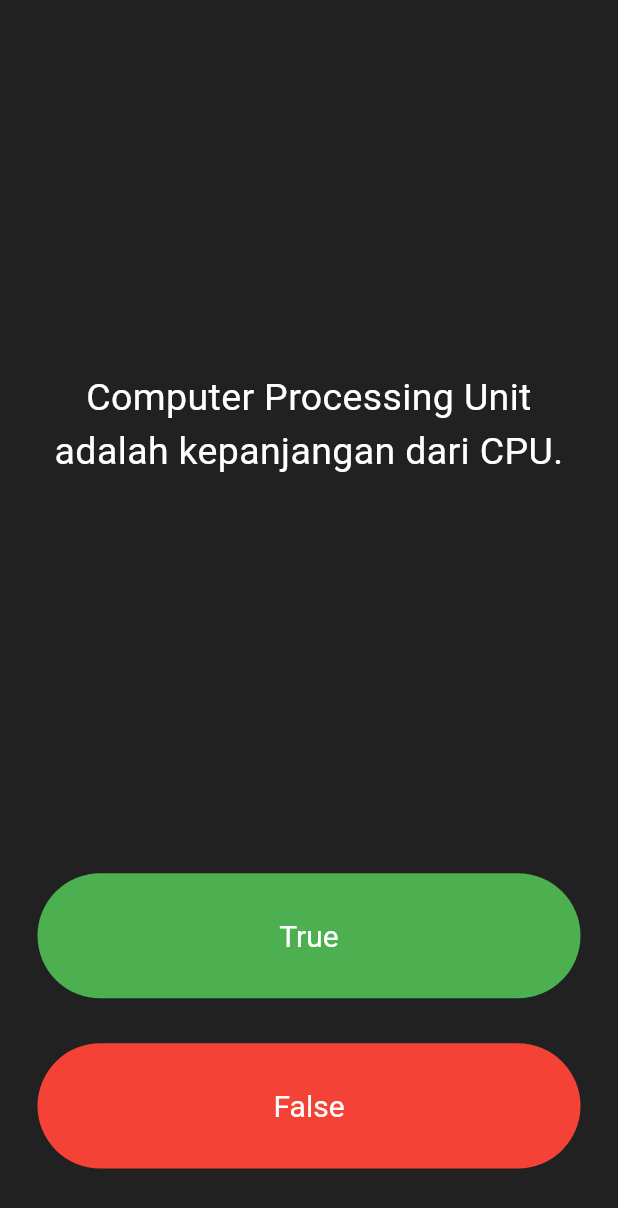
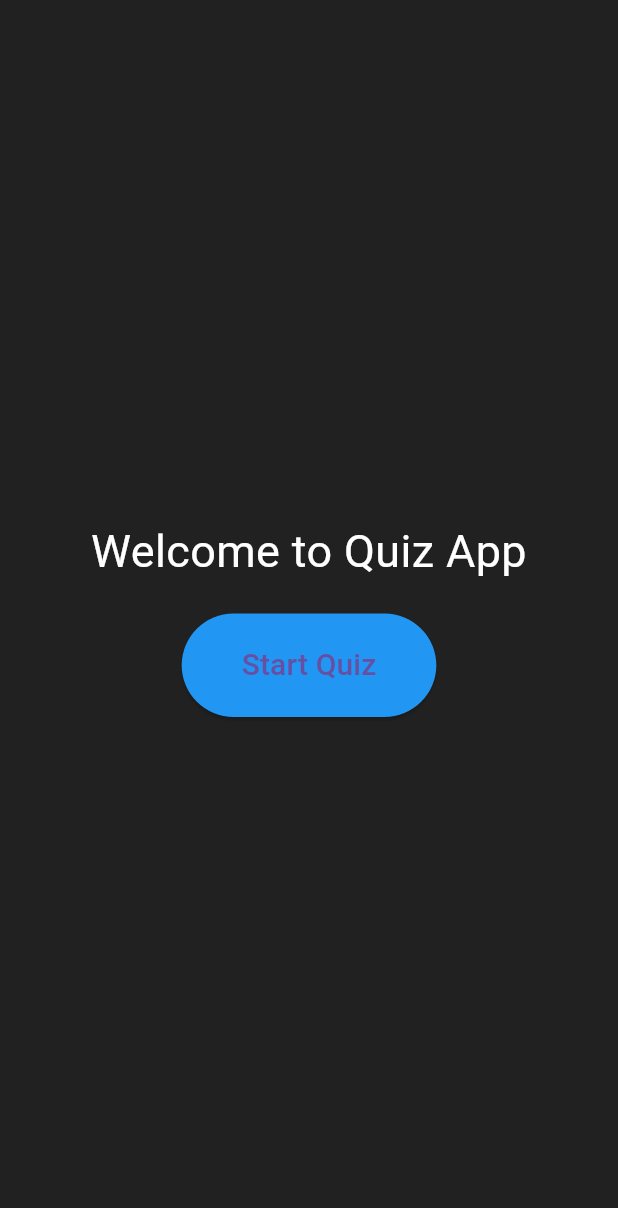
Before and after one commit to Ikkubaru/nyoba-flutter, a Flutter app: the screen it shows after launch, on a phone screen of 412 x 824 dp. Shown: the top 1208 px of the screen. Run offline on Flutter 3.47's test engine with Material 3 defaults, Android fonts, the phone set to English and light mode, and no system bars; our stand-ins replace rflutter_alert.

Commit message:
revisi page pertama

```diff
--- a/lib/main.dart
+++ b/lib/main.dart
@@ -1,5 +1,5 @@
 import 'package:flutter/material.dart';
-import 'package:quiz/pages/quiz_page.dart';
+import 'package:quiz/pages/start_pages.dart';
 
 void main() {
   runApp(const MyApp());
@@ -8,7 +8,6 @@ void main() {
 class MyApp extends StatelessWidget {
   const MyApp({super.key});
 
-  // This widget is the root of your application.
   @override
   Widget build(BuildContext context) {
     return MaterialApp(
@@ -17,7 +16,7 @@ class MyApp extends StatelessWidget {
         body: const SafeArea(
           child: Padding(
             padding: EdgeInsets.symmetric(horizontal: 10.0),
-            child: QuizPage(),
+            child: StartPage(),
           ),
         ),
       ),
--- /dev/null
+++ b/lib/pages/start_pages.dart
@@ -0,0 +1,43 @@
+import 'package:flutter/material.dart';
+import 'package:quiz/pages/quiz_page.dart';
+
+class StartPage extends StatelessWidget {
+  const StartPage({super.key});
+
+  @override
+  Widget build(BuildContext context) {
+    return Center(
+      child: Column(
+        mainAxisAlignment: MainAxisAlignment.center,
+        crossAxisAlignment: CrossAxisAlignment.center,
+        children: [
+          Text(
+            'Welcome to Quiz App',
+            style: TextStyle(
+              color: Colors.white,
+              fontSize: 30,
+            ),
+            textAlign: TextAlign.center,
+          ),
+          SizedBox(height: 20),
+          ElevatedButton(
+            onPressed: () {
+              Navigator.push(
+                context,
+                MaterialPageRoute(builder: (context) => const QuizPage()),
+              );
+            },
+            child: Text(
+              'Start Quiz',
+              style: TextStyle(fontSize: 20),
+            ),
+            style: ElevatedButton.styleFrom(
+              primary: Colors.blue,
+              padding: EdgeInsets.symmetric(horizontal: 40, vertical: 20),
+            ),
+          ),
+        ],
+      ),
+    );
+  }
+}
```
Also changed, not shown: lib/pages/quiz_page.dart (+15 -6 lines).
